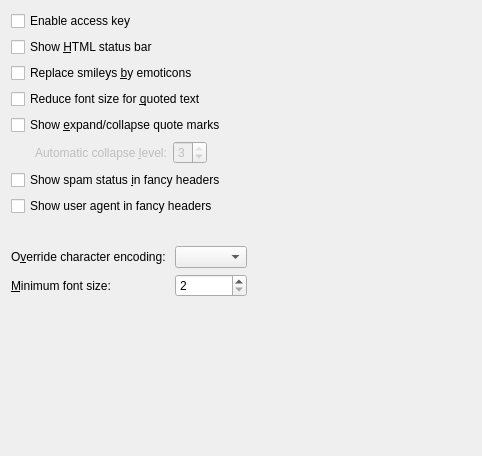
KDE/messagelib, file messageviewer/src/ui/settings.ui: the form before one commit.
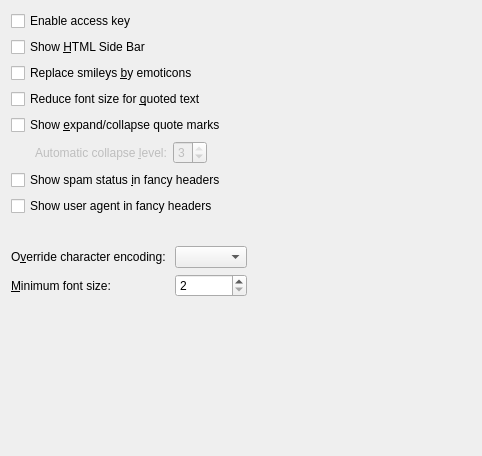
The form after the commit. Custom widgets are drawn as their Qt base class.

Commit message: Rename it as requested by David

What changed in the file:
```diff
--- a/messageviewer/src/ui/settings.ui
+++ b/messageviewer/src/ui/settings.ui
@@ -95,7 +95,7 @@
      <item>
       <widget class="QCheckBox" name="kcfg_showColorBar">
        <property name="text">
-        <string>Show &amp;HTML status bar</string>
+        <string>Show &amp;HTML Side Bar</string>
        </property>
       </widget>
      </item>
```
The commit also changes 1 other file.
